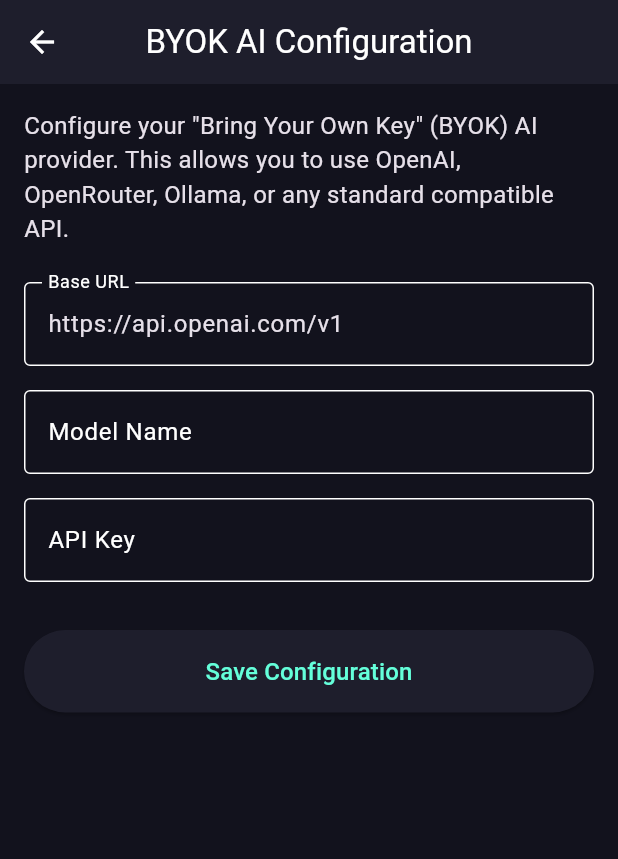
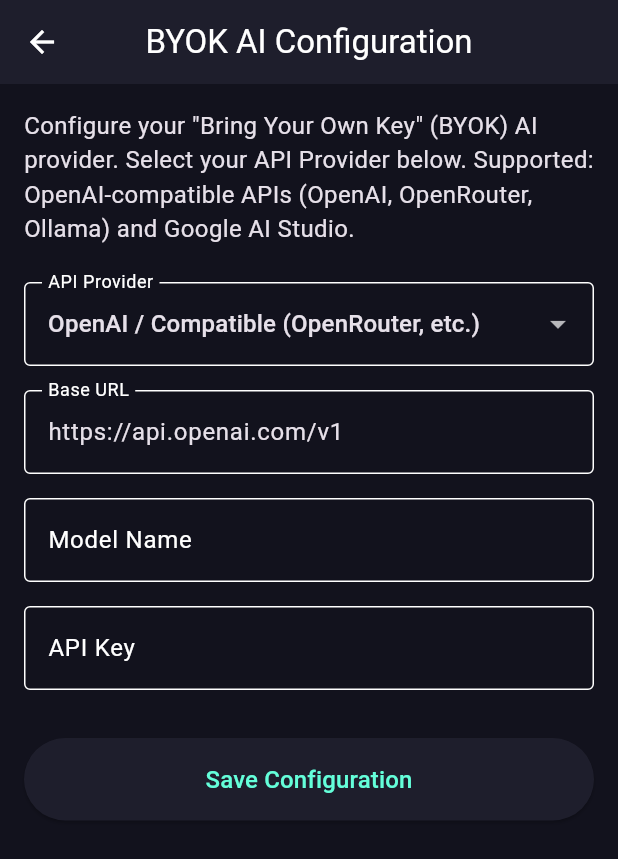
Before and after one commit to garrese/pocket-isins, a Flutter app: the ByokConfigScreen screen opened directly, on a phone screen of 412 x 824 dp. Shown: the top 859 px of the screen. Run offline on Flutter 3.47's test engine with Material 3 defaults, Android fonts, the phone set to English and light mode, and no system bars; our stand-ins replace dio, fl_chart, flutter_riverpod, flutter_secure_storage, isar, riverpod_annotation; accounts and stored records are empty; generated files the repository leaves out were written again.

Commit message:
feat(insights): add generic API provider selector and support Google AI Studio
- Added `apiProvider` to `AiSettings` model and repository.
- Updated `ByokConfigScreen` to include a dropdown for provider selection (OpenAI compatible vs. Google AI Studio).
- Refactored `fetchMarketNews` in `AiService` to route requests based on the selected provider.
- Implemented specific request formatting and parsing logic for the Google Gemini API (`_fetchNewsGoogleAIStudio`), utilizing the `googleSearch` tool for proper news retrieval.
- Maintained fallback and exact backwards compatibility for existing OpenAI configurations.

Co-authored-by: garrese <49403460+garrese@users.noreply.github.com>

```diff
--- a/lib/features/insights/data/ai_settings_repository.dart
+++ b/lib/features/insights/data/ai_settings_repository.dart
@@ -15,16 +15,19 @@ class AiSettingsRepository {
 
   AiSettingsRepository(this._storage);
 
+  static const _keyApiProvider = 'ai_api_provider';
   static const _keyBaseUrl = 'ai_base_url';
   static const _keyApiKey = 'ai_api_key';
   static const _keyModelName = 'ai_model_name';
 
   Future<AiSettings> getSettings() async {
+    final apiProvider = await _storage.read(key: _keyApiProvider);
     final baseUrl = await _storage.read(key: _keyBaseUrl);
     final apiKey = await _storage.read(key: _keyApiKey);
     final modelName = await _storage.read(key: _keyModelName);
 
     return AiSettings(
+      apiProvider: apiProvider ?? 'openai',
       baseUrl: baseUrl ?? 'https://api.openai.com/v1',
       apiKey: apiKey ?? '',
       modelName: modelName ?? 'gpt-4o',
@@ -32,6 +35,7 @@ class AiSettingsRepository {
   }
 
   Future<void> saveSettings(AiSettings settings) async {
+    await _storage.write(key: _keyApiProvider, value: settings.apiProvider);
     await _storage.write(key: _keyBaseUrl, value: settings.baseUrl);
     await _storage.write(key: _keyApiKey, value: settings.apiKey);
     await _storage.write(key: _keyModelName, value: settings.modelName);
--- a/lib/features/insights/domain/ai_settings.dart
+++ b/lib/features/insights/domain/ai_settings.dart
@@ -1,20 +1,24 @@
 class AiSettings {
+  final String apiProvider;
   final String baseUrl;
   final String apiKey;
   final String modelName;
 
   const AiSettings({
+    this.apiProvider = 'openai',
     this.baseUrl = 'https://api.openai.com/v1',
     this.apiKey = '',
     this.modelName = 'gpt-4o',
   });
 
   AiSettings copyWith({
+    String? apiProvider,
     String? baseUrl,
     String? apiKey,
     String? modelName,
   }) {
     return AiSettings(
+      apiProvider: apiProvider ?? this.apiProvider,
       baseUrl: baseUrl ?? this.baseUrl,
       apiKey: apiKey ?? this.apiKey,
       modelName: modelName ?? this.modelName,
--- a/lib/features/insights/presentation/byok_config_screen.dart
+++ b/lib/features/insights/presentation/byok_config_screen.dart
@@ -20,6 +20,7 @@ class _ByokConfigScreenState extends ConsumerState<ByokConfigScreen> {
   late TextEditingController _baseUrlController;
   late TextEditingController _apiKeyController;
   late TextEditingController _modelNameController;
+  String _selectedProvider = 'openai';
   bool _isSaving = false;
 
   @override
@@ -46,6 +47,7 @@ class _ByokConfigScreenState extends ConsumerState<ByokConfigScreen> {
     });
 
     final newSettings = AiSettings(
+      apiProvider: _selectedProvider,
       baseUrl: _baseUrlController.text.trim(),
       apiKey: _apiKeyController.text.trim(),
       modelName: _modelNameController.text.trim(),
@@ -93,6 +95,7 @@ class _ByokConfigScreenState extends ConsumerState<ByokConfigScreen> {
           if (_baseUrlController.text.isEmpty &&
               _apiKeyController.text.isEmpty &&
               _modelNameController.text.isEmpty) {
+            _selectedProvider = settings.apiProvider;
             _baseUrlController.text = settings.baseUrl;
             _apiKeyController.text = settings.apiKey;
             _modelNameController.text = settings.modelName;
@@ -107,10 +110,35 @@ class _ByokConfigScreenState extends ConsumerState<ByokConfigScreen> {
                 children: [
                   const Text(
                     'Configure your "Bring Your Own Key" (BYOK) AI provider. '
-                    'This allows you to use OpenAI, OpenRouter, Ollama, or any standard compatible API.',
+                    'Select your API Provider below. Supported: OpenAI-compatible APIs (OpenAI, OpenRouter, Ollama) and Google AI Studio.',
                     style: TextStyle(fontSize: 16),
                   ),
                   const SizedBox(height: 24),
+                  DropdownButtonFormField<String>(
+                    initialValue: _selectedProvider,
+                    decoration: const InputDecoration(
+                      labelText: 'API Provider',
+                      border: OutlineInputBorder(),
+                    ),
+                    items: const [
+                      DropdownMenuItem(
+                        value: 'openai',
+                        child: Text('OpenAI / Compatible (OpenRouter, etc.)'),
+                      ),
+                      DropdownMenuItem(
+                        value: 'google_ai_studio',
+                        child: Text('Google AI Studio (Gemini)'),
+                      ),
+                    ],
+                    onChanged: (value) {
+                      if (value != null) {
+                        setState(() {
+                          _selectedProvider = value;
+                        });
+                      }
+                    },
+                  ),
+                  const SizedBox(height: 16),
                   TextFormField(
                     controller: _baseUrlController,
                     decoration: const InputDecoration(
```
Also changed, not shown: lib/features/insights/data/ai_service.dart (+88 -13 lines), pubspec.lock.
